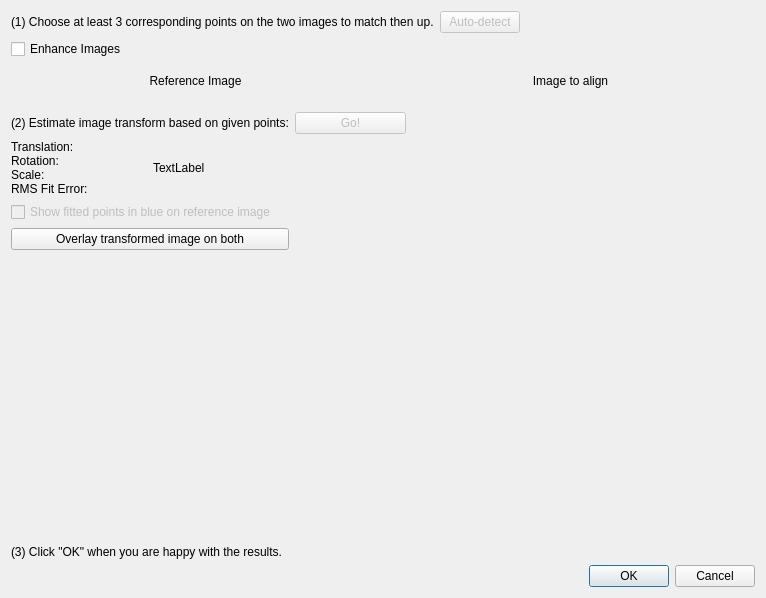
Qt form calcam/gui/qt_designer_files/image_alignment_dialog.ui (euratom-software/calcam) before a commit.
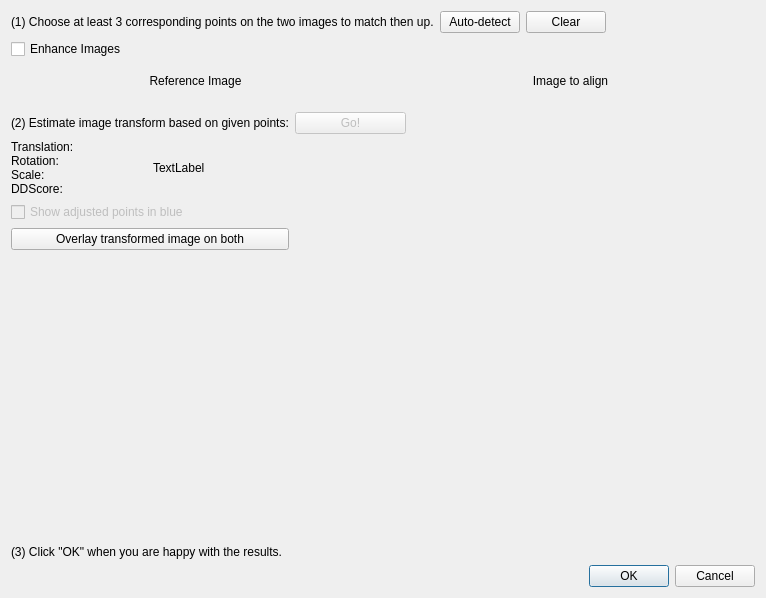
The same form after that commit.

Commit message: Enable optical flow based auto movement detection to image movement GUI; improve marker size, re-organise movement module a bit.

The edit to the form file:
```diff
--- a/calcam/gui/qt_designer_files/image_alignment_dialog.ui
+++ b/calcam/gui/qt_designer_files/image_alignment_dialog.ui
@@ -38,7 +38,7 @@
       <item row="2" column="0">
        <widget class="QLabel" name="transform_param_names">
         <property name="text">
-         <string>&lt;html&gt;&lt;head/&gt;&lt;body&gt;&lt;p&gt;Translation: &lt;br/&gt;Rotation: &lt;br/&gt;Scale:&lt;br/&gt;RMS Fit Error:&lt;/p&gt;&lt;/body&gt;&lt;/html&gt;</string>
+         <string>&lt;html&gt;&lt;head/&gt;&lt;body&gt;&lt;p&gt;Translation: &lt;br/&gt;Rotation: &lt;br/&gt;Scale:&lt;br/&gt;DDScore:&lt;/p&gt;&lt;/body&gt;&lt;/html&gt;</string>
         </property>
         <property name="margin">
          <number>5</number>
@@ -58,7 +58,7 @@
          <bool>false</bool>
         </property>
         <property name="text">
-         <string>Show fitted points in blue on reference image</string>
+         <string>Show adjusted points in blue</string>
         </property>
        </widget>
       </item>
@@ -140,24 +140,24 @@
       <property name="margin">
        <number>0</number>
       </property>
-      <item row="0" column="0" colspan="3">
-       <widget class="QLabel" name="label_3">
-        <property name="text">
-         <string>(1) Choose at least 3 corresponding points on the two images to match then up.</string>
-        </property>
-       </widget>
-      </item>
       <item row="0" column="3">
        <widget class="QPushButton" name="auto_points_button">
         <property name="enabled">
-         <bool>false</bool>
+         <bool>true</bool>
         </property>
         <property name="text">
          <string>Auto-detect</string>
         </property>
        </widget>
       </item>
-      <item row="0" column="4">
+      <item row="0" column="0" colspan="3">
+       <widget class="QLabel" name="label_3">
+        <property name="text">
+         <string>(1) Choose at least 3 corresponding points on the two images to match then up.</string>
+        </property>
+       </widget>
+      </item>
+      <item row="0" column="5">
        <spacer name="horizontalSpacer_2">
         <property name="orientation">
          <enum>Qt::Horizontal</enum>
@@ -170,7 +170,7 @@
         </property>
        </spacer>
       </item>
-      <item row="2" column="1" colspan="4">
+      <item row="2" column="1" colspan="5">
        <spacer name="horizontalSpacer">
         <property name="orientation">
          <enum>Qt::Horizontal</enum>
@@ -190,6 +190,13 @@
         </property>
        </widget>
       </item>
+      <item row="0" column="4">
+       <widget class="QPushButton" name="clear_button">
+        <property name="text">
+         <string>Clear</string>
+        </property>
+       </widget>
+      </item>
      </layout>
     </widget>
    </item>
```
The commit also changes 3 other files.
